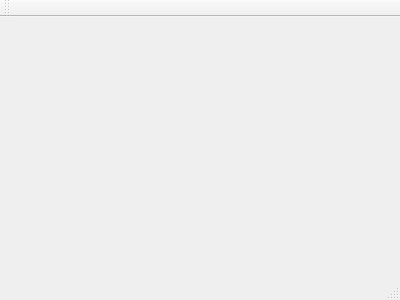
The window that Qt5.9Develop/chapter04Widgets/TableWidget/mainwindow.ui (metanoia1989/QTStudy) describes before a commit, drawn with Qt 5.
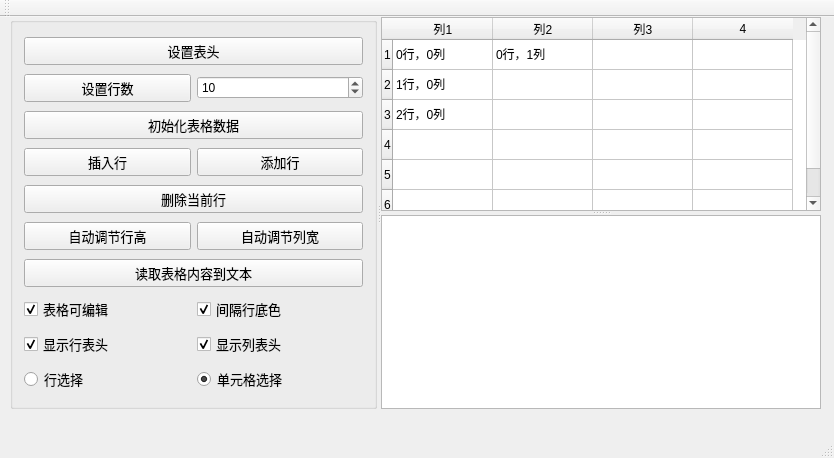
The same window after the commit.

Commit message: 添加 QTableWidget

The edit to the form file:
```diff
--- a/Qt5.9Develop/chapter04Widgets/TableWidget/mainwindow.ui
+++ b/Qt5.9Develop/chapter04Widgets/TableWidget/mainwindow.ui
@@ -1,24 +1,318 @@
 <ui version="4.0">
  <class>MainWindow</class>
- <widget class="QMainWindow" name="MainWindow" >
-  <property name="geometry" >
+ <widget class="QMainWindow" name="MainWindow">
+  <property name="geometry">
    <rect>
     <x>0</x>
     <y>0</y>
-    <width>400</width>
-    <height>300</height>
+    <width>834</width>
+    <height>458</height>
    </rect>
   </property>
   <property name="windowTitle" >
    <string>MainWindow</string>
   </property>
-  <widget class="QMenuBar" name="menuBar" />
-  <widget class="QToolBar" name="mainToolBar" />
-  <widget class="QWidget" name="centralWidget" />
-  <widget class="QStatusBar" name="statusBar" />
+  <widget class="QWidget" name="centralWidget">
+   <widget class="QSplitter" name="splitterMain">
+    <property name="geometry">
+     <rect>
+      <x>10</x>
+      <y>0</y>
+      <width>811</width>
+      <height>392</height>
+     </rect>
+    </property>
+    <property name="orientation">
+     <enum>Qt::Horizontal</enum>
+    </property>
+    <widget class="QGroupBox" name="groupBox">
+     <property name="title">
+      <string/>
+     </property>
+     <layout class="QGridLayout" name="gridLayout">
+      <item row="0" column="0" colspan="2">
+       <widget class="QPushButton" name="btnSetHeader">
+        <property name="font">
+         <font>
+          <pointsize>10</pointsize>
+         </font>
+        </property>
+        <property name="text">
+         <string>设置表头</string>
+        </property>
+       </widget>
+      </item>
+      <item row="1" column="0">
+       <widget class="QPushButton" name="btnSetRows">
+        <property name="font">
+         <font>
+          <pointsize>10</pointsize>
+         </font>
+        </property>
+        <property name="text">
+         <string>设置行数</string>
+        </property>
+       </widget>
+      </item>
+      <item row="1" column="1">
+       <widget class="QSpinBox" name="spinRowCount">
+        <property name="value">
+         <number>10</number>
+        </property>
+       </widget>
+      </item>
+      <item row="2" column="0" colspan="2">
+       <widget class="QPushButton" name="btnIniData">
+        <property name="font">
+         <font>
+          <pointsize>10</pointsize>
+         </font>
+        </property>
+        <property name="text">
+         <string>初始化表格数据</string>
+        </property>
+       </widget>
+      </item>
+      <item row="3" column="0">
+       <widget class="QPushButton" name="btnInsertRow">
+        <property name="font">
+         <font>
+          <pointsize>10</pointsize>
+         </font>
+        </property>
+        <property name="text">
+         <string>插入行</string>
+        </property>
+       </widget>
+      </item>
+      <item row="3" column="1">
+       <widget class="QPushButton" name="btnAppendRow">
+        <property name="font">
+         <font>
+          <pointsize>10</pointsize>
+         </font>
+        </property>
+        <property name="text">
+         <string>添加行</string>
+        </property>
+       </widget>
+      </item>
+      <item row="4" column="0" colspan="2">
+       <widget class="QPushButton" name="btnDelCurRow">
+        <property name="font">
+         <font>
+          <pointsize>10</pointsize>
+         </font>
+        </property>
+        <property name="text">
+         <string>删除当前行</string>
+        </property>
+       </widget>
+      </item>
+      <item row="5" column="0">
+       <widget class="QPushButton" name="btnAutoHeight">
+        <property name="font">
+         <font>
+          <pointsize>10</pointsize>
+         </font>
+        </property>
+        <property name="text">
+         <string>自动调节行高</string>
+        </property>
+       </widget>
+      </item>
+      <item row="5" column="1">
+       <widget class="QPushButton" name="btnAutoWidth">
+        <property name="font">
+         <font>
+          <pointsize>10</pointsize>
+         </font>
+        </property>
+        <property name="text">
+         <string>自动调节列宽</string>
+        </property>
+       </widget>
+      </item>
+      <item row="6" column="0" colspan="2">
+       <widget class="QPushButton" name="btnReadToEdit">
+        <property name="font">
+         <font>
+          <pointsize>10</pointsize>
+         </font>
+        </property>
+        <property name="text">
+         <string>读取表格内容到文本</string>
+        </property>
+       </widget>
+      </item>
+      <item row="7" column="0">
+       <widget class="QCheckBox" name="chkBoxTabEditable">
+        <property name="font">
+         <font>
+          <pointsize>10</pointsize>
+         </font>
+        </property>
+        <property name="text">
+         <string>表格可编辑</string>
+        </property>
+        <property name="checked">
+         <bool>true</bool>
+        </property>
+       </widget>
+      </item>
+      <item row="7" column="1">
+       <widget class="QCheckBox" name="chkBoxRowColor">
+        <property name="font">
+         <font>
+          <pointsize>10</pointsize>
+         </font>
+        </property>
+        <property name="text">
+         <string>间隔行底色</string>
+        </property>
+        <property name="checked">
+         <bool>true</bool>
+        </property>
+       </widget>
+      </item>
+      <item row="8" column="0">
+       <widget class="QCheckBox" name="chkBoxHeaderH">
+        <property name="font">
+         <font>
+          <pointsize>10</pointsize>
+         </font>
+        </property>
+        <property name="text">
+         <string>显示行表头</string>
+        </property>
+        <property name="checked">
+         <bool>true</bool>
+        </property>
+       </widget>
+      </item>
+      <item row="8" column="1">
+       <widget class="QCheckBox" name="chkBoxHeaderV">
+        <property name="font">
+         <font>
+          <pointsize>10</pointsize>
+         </font>
+        </property>
+        <property name="text">
+         <string>显示列表头</string>
+        </property>
+        <property name="checked">
+         <bool>true</bool>
+        </property>
+       </widget>
+      </item>
+      <item row="9" column="0">
+       <widget class="QRadioButton" name="rBtnSelectRow">
+        <property name="font">
+         <font>
+          <pointsize>10</pointsize>
+         </font>
+        </property>
+        <property name="text">
+         <string>行选择</string>
+        </property>
+       </widget>
+      </item>
+      <item row="9" column="1">
+       <widget class="QRadioButton" name="rBtnSelectItem">
+        <property name="font">
+         <font>
+          <pointsize>10</pointsize>
+         </font>
+        </property>
+        <property name="text">
+         <string>单元格选择</string>
+        </property>
+        <property name="checked">
+         <bool>true</bool>
+        </property>
+       </widget>
+      </item>
+     </layout>
+    </widget>
+    <widget class="QSplitter" name="splitter">
+     <property name="orientation">
+      <enum>Qt::Vertical</enum>
+     </property>
+     <widget class="QTableWidget" name="tableInfo">
+      <property name="rowCount">
+       <number>6</number>
+      </property>
+      <property name="columnCount">
+       <number>4</number>
+      </property>
+      <row/>
+      <row/>
+      <row/>
+      <row/>
+      <row/>
+      <row/>
+      <column>
+       <property name="text">
+        <string>列1</string>
+       </property>
+      </column>
+      <column>
+       <property name="text">
+        <string>列2</string>
+       </property>
+      </column>
+      <column>
+       <property name="text">
+        <string>列3</string>
+       </property>
+      </column>
+      <column/>
+      <item row="0" column="0">
+       <property name="text">
+        <string>0行，0列</string>
+       </property>
+      </item>
+      <item row="0" column="1">
+       <property name="text">
+        <string>0行，1列</string>
+       </property>
+      </item>
+      <item row="1" column="0">
+       <property name="text">
+        <string>1行，0列</string>
+       </property>
+      </item>
+      <item row="2" column="0">
+       <property name="text">
+        <string>2行，0列</string>
+       </property>
+      </item>
+     </widget>
+     <widget class="QPlainTextEdit" name="textEdit"/>
+    </widget>
+   </widget>
+  </widget>
+  <widget class="QMenuBar" name="menuBar">
+   <property name="geometry">
+    <rect>
+     <x>0</x>
+     <y>0</y>
+     <width>834</width>
+     <height>26</height>
+    </rect>
+   </property>
+  </widget>
+  <widget class="QToolBar" name="mainToolBar">
+   <attribute name="toolBarArea">
+    <enum>TopToolBarArea</enum>
+   </attribute>
+   <attribute name="toolBarBreak">
+    <bool>false</bool>
+   </attribute>
+  </widget>
+  <widget class="QStatusBar" name="statusBar"/>
  </widget>
- <layoutDefault spacing="6" margin="11" />
- <pixmapfunction></pixmapfunction>
+ <layoutdefault spacing="6" margin="11"/>
  <resources/>
  <connections/>
 </ui>
```
Left out of the diff: 3 changed lines with no effect on the pictures. The commit also changes 9 other files.
